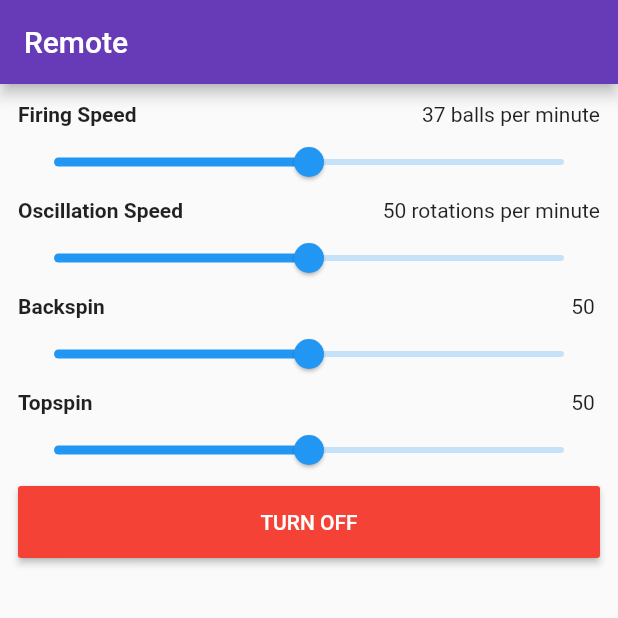
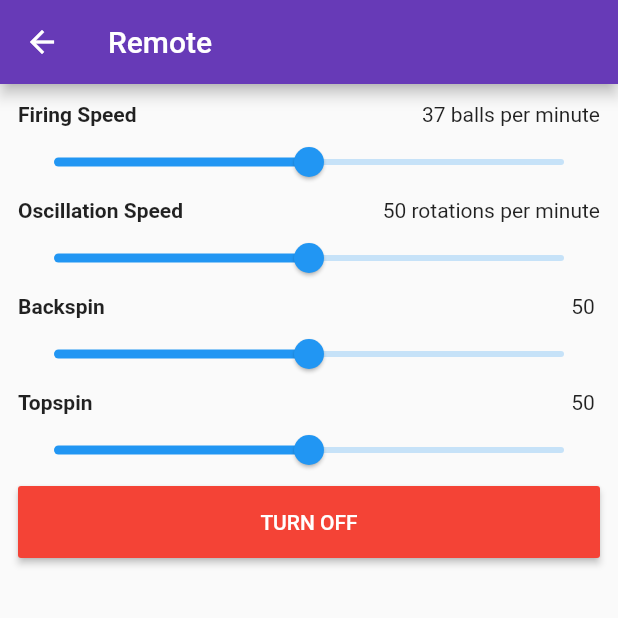
Before and after one commit to kil0meters/pingpong, a Flutter app: the RemoteScreen screen opened directly, after a tap on "TURN ON", on a phone screen of 412 x 824 dp, the top half of it. Run offline on Flutter 3.47's test engine with Material 2 defaults, Android fonts, the phone set to English and light mode, and no system bars; missing offline and left inert: morpheus.

Commit message:
Fix back button

```diff
--- a/lib/drill_screen.dart
+++ b/lib/drill_screen.dart
@@ -15,11 +15,14 @@ class Drill {
 }
 
 class DrillScreen extends StatelessWidget {
-  DrillScreen({Key key}) : super(key: key);
+  final GlobalKey navigatorKey;
+
+  DrillScreen({Key key, this.navigatorKey}) : super(key: key);
 
   @override
   Widget build(BuildContext context) {
     return Navigator(
+      key: navigatorKey,
       onGenerateRoute: (RouteSettings settings) {
         return MaterialPageRoute(
           settings: settings,
--- a/lib/remote_screen.dart
+++ b/lib/remote_screen.dart
@@ -4,7 +4,9 @@ import 'sliders.dart';
 import 'globals.dart' as globals;
 
 class RemoteScreen extends StatelessWidget {
-  RemoteScreen({Key key}) : super(key: key);
+  final GlobalKey navigatorKey;
+
+  RemoteScreen({Key key, this.navigatorKey}) : super(key: key);
 
   @override
   Widget build(BuildContext context) {
@@ -13,7 +15,33 @@ class RemoteScreen extends StatelessWidget {
         title: const Text('Remote'),
         backgroundColor: Colors.deepPurple,
       ),
-      body: Container(
+      body: Navigator(
+        key: navigatorKey,
+        onGenerateRoute: (RouteSettings settings ) {
+          return MaterialPageRoute(
+            builder: (BuildContext context) {
+              switch(settings.name) {
+                case '/':
+                  return RemoteDefault();
+                default:
+                  return Text('ERROR - this should never happen');
+              }
+            }
+          );
+        }
+      )
+    );
+  }
+}
+
+class RemoteDefault extends StatelessWidget {
+  const RemoteDefault({
+    Key key,
+  }) : super(key: key);
+
+  @override
+  Widget build(BuildContext context) {
+    return Container(
       padding: EdgeInsets.all(12),
       child: Column(
         mainAxisAlignment: MainAxisAlignment.start,
@@ -47,7 +75,6 @@ class RemoteScreen extends StatelessWidget {
             child: ResumeFiringButton(),
           )
         ],
-        ),
       ),
     );
   }
--- a/pubspec.yaml
+++ b/pubspec.yaml
@@ -14,7 +14,7 @@ description: An application for controlling PingPong machines.
 version: 0.0.1
 
 environment:
-  sdk: ">=2.1.0 <3.0.0"
+  sdk: ">=2.2.0 <3.0.0"
 
 dependencies:
   flutter:
```
Also changed, not shown: lib/main.dart (+33 -11 lines). Lines whose indentation alone changed are shown as unchanged.
